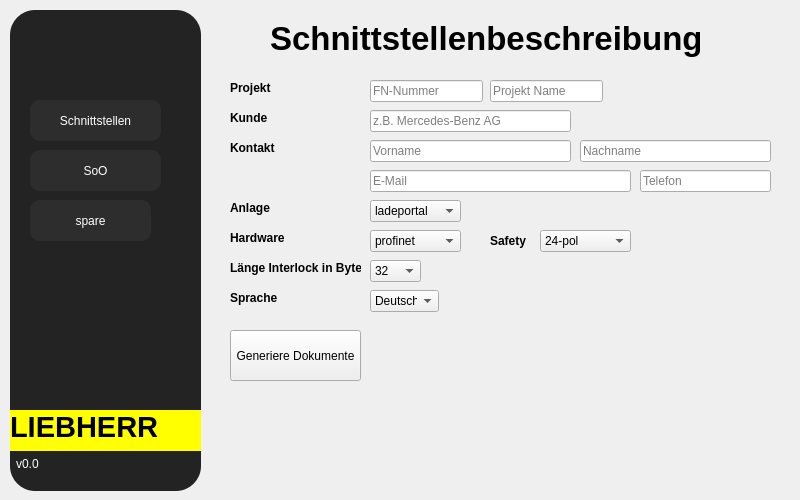
Above: UI/Mainwindow/UI_Mainwindow.ui from Annawillswissen/BaseDocGeneratorAnna before the change. Below: the same form after it.
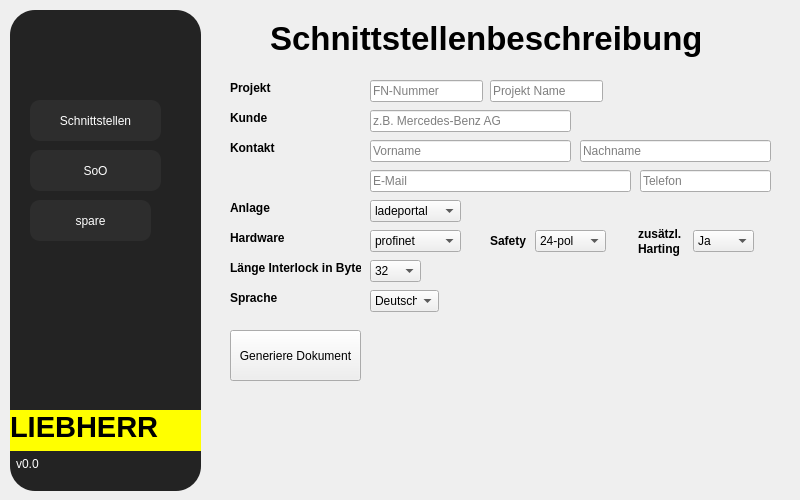
That is the form after the change.

Patch:
```diff
--- a/UI/Mainwindow/UI_Mainwindow.ui
+++ b/UI/Mainwindow/UI_Mainwindow.ui
@@ -448,7 +448,7 @@
        </rect>
       </property>
       <property name="text">
-       <string>Generiere Dokumente</string>
+       <string>Generiere Dokument</string>
       </property>
      </widget>
      <widget class="QLabel" name="label_10">
@@ -565,6 +565,61 @@
      <widget class="QLabel" name="label_6">
       <property name="geometry">
        <rect>
+        <x>418</x>
+        <y>206</y>
+        <width>50</width>
+        <height>51</height>
+       </rect>
+      </property>
+      <property name="font">
+       <font>
+        <bold>true</bold>
+        <kerning>true</kerning>
+       </font>
+      </property>
+      <property name="text">
+       <string>&lt;!DOCTYPE HTML PUBLIC &quot;-//W3C//DTD HTML 4.0//EN&quot; &quot;http://www.w3.org/TR/REC-html40/strict.dtd&quot;&gt;
+&lt;html&gt;&lt;head&gt;&lt;meta name=&quot;qrichtext&quot; content=&quot;1&quot; /&gt;&lt;meta charset=&quot;utf-8&quot; /&gt;&lt;style type=&quot;text/css&quot;&gt;
+p, li { white-space: pre-wrap; }
+hr { height: 1px; border-width: 0; }
+li.unchecked::marker { content: &quot;\2610&quot;; }
+li.checked::marker { content: &quot;\2612&quot;; }
+&lt;/style&gt;&lt;/head&gt;&lt;body style=&quot; font-family:'Segoe UI'; font-size:9pt; font-weight:700; font-style:normal;&quot;&gt;
+&lt;p style=&quot; margin-top:1px; margin-bottom:1px; margin-left:0px; margin-right:0px; -qt-block-indent:0; text-indent:0px;&quot;&gt;zusätzl. &lt;/p&gt;
+&lt;p style=&quot; margin-top:1px; margin-bottom:1px; margin-left:0px; margin-right:0px; -qt-block-indent:0; text-indent:0px;&quot;&gt;Harting&lt;/p&gt;&lt;/body&gt;&lt;/html&gt;</string>
+      </property>
+     </widget>
+     <widget class="QComboBox" name="cob_harting">
+      <property name="geometry">
+       <rect>
+        <x>473</x>
+        <y>220</y>
+        <width>61</width>
+        <height>22</height>
+       </rect>
+      </property>
+      <item>
+       <property name="text">
+        <string>Ja</string>
+       </property>
+      </item>
+     </widget>
+     <widget class="QLineEdit" name="le_phone">
+      <property name="geometry">
+       <rect>
+        <x>420</x>
+        <y>160</y>
+        <width>131</width>
+        <height>22</height>
+       </rect>
+      </property>
+      <property name="placeholderText">
+       <string>Telefon</string>
+      </property>
+     </widget>
+     <widget class="QLabel" name="label_8">
+      <property name="geometry">
+       <rect>
         <x>270</x>
         <y>220</y>
         <width>41</width>
@@ -584,9 +639,9 @@
      <widget class="QComboBox" name="cob_safety">
       <property name="geometry">
        <rect>
-        <x>320</x>
+        <x>315</x>
         <y>220</y>
-        <width>91</width>
+        <width>71</width>
         <height>22</height>
        </rect>
       </property>
@@ -601,19 +656,6 @@
        </property>
       </item>
      </widget>
-     <widget class="QLineEdit" name="le_phone">
-      <property name="geometry">
-       <rect>
-        <x>420</x>
-        <y>160</y>
-        <width>131</width>
-        <height>22</height>
-       </rect>
-      </property>
-      <property name="placeholderText">
-       <string>Telefon</string>
-      </property>
-     </widget>
     </widget>
     <widget class="QWidget" name="SoO">
      <widget class="QLabel" name="label_12">
```
